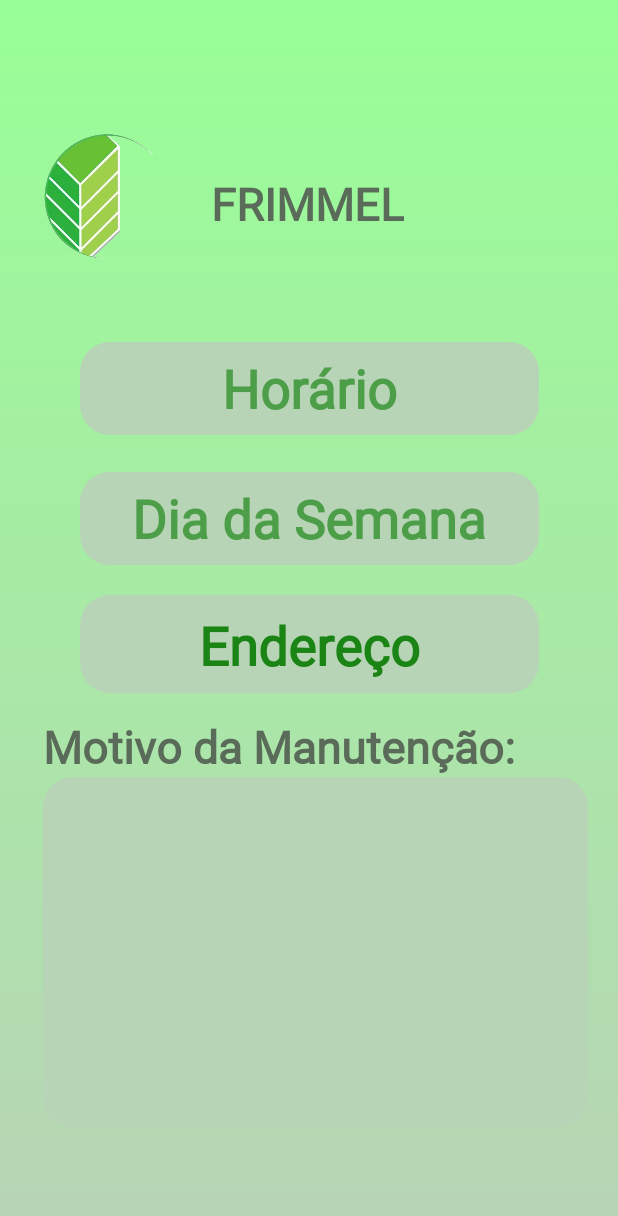
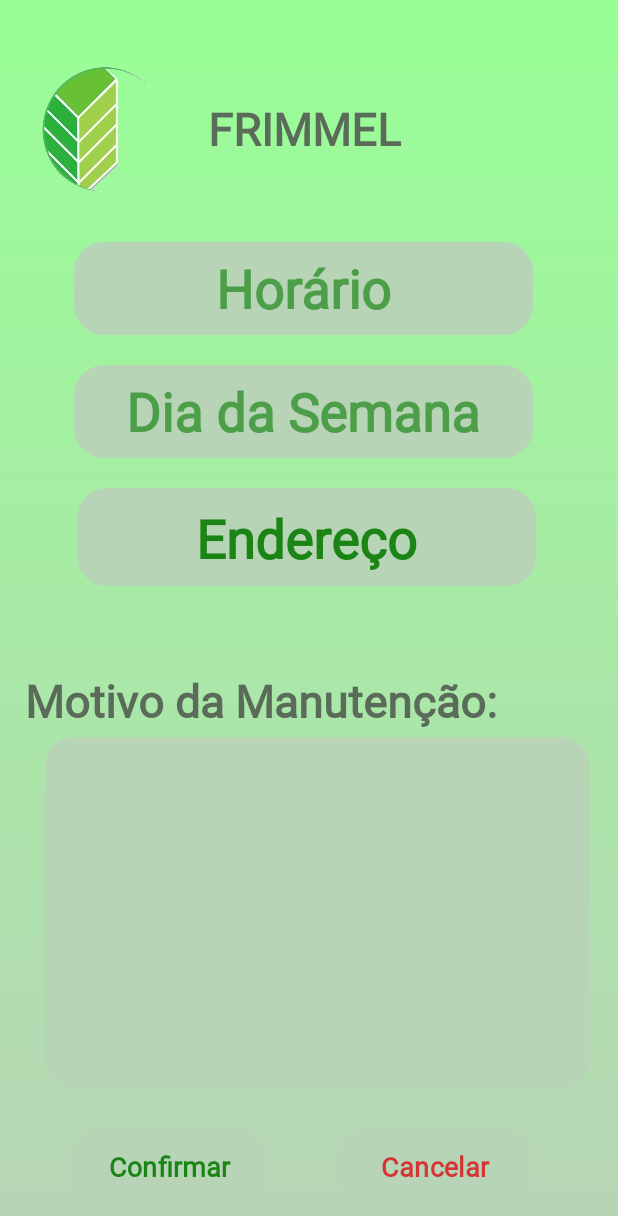
Before and after one commit to camila-frimmel/Proj._Integrador, an Android app: the ManutençãoCliente screen opened directly, with no data from a screen before it, on a phone screen of 412 x 824 dp. Shown: the top 1216 px of the screen. Run offline under Robolectric (Android 15) with nearby library versions, the phone set to English and light mode, and no system bars.

Commit message:
Update - manutençãocliente

```diff
--- a/app/src/main/res/layout/activity_manutencaocliente.xml
+++ b/app/src/main/res/layout/activity_manutencaocliente.xml
@@ -1,52 +1,64 @@
 <?xml version="1.0" encoding="utf-8"?>
-<androidx.constraintlayout.widget.ConstraintLayout xmlns:android="http://schemas.android.com/apk/res/android"
+<ScrollView
+    xmlns:android="http://schemas.android.com/apk/res/android"
     xmlns:app="http://schemas.android.com/apk/res-auto"
     xmlns:tools="http://schemas.android.com/tools"
+    android:layout_height="match_parent"
+    android:layout_width="match_parent"
+    android:fillViewport="true">
+
+<LinearLayout
     android:layout_width="match_parent"
     android:layout_height="match_parent"
     android:background="@drawable/gradiente_color"
     tools:context=".ManutençãoCliente">
 
     <androidx.constraintlayout.widget.ConstraintLayout
+        android:id="@+id/constraintLayout"
         android:layout_width="409dp"
-        android:layout_height="729dp"
-        android:layout_marginStart="1dp"
-        android:layout_marginTop="1dp"
-        android:layout_marginEnd="1dp"
-        android:layout_marginBottom="1dp"
-        app:layout_constraintBottom_toBottomOf="parent"
-        app:layout_constraintEnd_toEndOf="parent"
-        app:layout_constraintStart_toStartOf="parent"
-        app:layout_constraintTop_toTopOf="parent">
+        android:layout_height="818dp"
+        tools:layout_editor_absoluteX="1dp"
+        tools:layout_editor_absoluteY="1dp">
+
 
         <ImageView
             android:id="@+id/imageView"
             android:layout_width="104dp"
             android:layout_height="105dp"
             android:layout_marginStart="16dp"
-            android:layout_marginTop="33dp"
-            android:layout_marginBottom="591dp"
+            android:layout_marginTop="36dp"
+            android:layout_marginBottom="677dp"
             app:layout_constraintBottom_toBottomOf="parent"
             app:layout_constraintStart_toStartOf="parent"
             app:layout_constraintTop_toTopOf="parent"
             app:srcCompat="@drawable/frimmel_transparente" />
 
-        <androidx.constraintlayout.widget.ConstraintLayout
-            android:id="@+id/constraintLayout"
-            android:layout_width="415dp"
-            android:layout_height="587dp"
-            android:layout_marginBottom="1dp"
-            app:layout_constraintBottom_toBottomOf="parent"
+        <TextView
+            android:id="@+id/textFrimmelMC"
+            android:layout_width="wrap_content"
+            android:layout_height="wrap_content"
+            android:layout_marginTop="65dp"
+            android:layout_marginEnd="142dp"
+            android:fontFamily="@font/itim"
+            android:text="Frimmel"
+            android:textAllCaps="true"
+            android:textColor="#5A6B59"
+            android:textSize="30sp"
+            android:textStyle="bold"
+            app:layout_constraintBottom_toTopOf="@+id/editHorario"
             app:layout_constraintEnd_toEndOf="parent"
-            app:layout_constraintStart_toStartOf="parent">
+            app:layout_constraintHorizontal_bias="1.0"
+            app:layout_constraintStart_toEndOf="@+id/imageView"
+            app:layout_constraintTop_toTopOf="parent"
+            app:layout_constraintVertical_bias="0.0" />
 
         <EditText
             android:id="@+id/editHorario"
             android:layout_width="306dp"
             android:layout_height="62dp"
-                android:layout_marginStart="54dp"
-                android:layout_marginTop="40dp"
+            android:layout_marginStart="49dp"
             android:layout_marginEnd="54dp"
+            android:layout_marginBottom="20dp"
             android:background="@drawable/background_corner"
             android:ems="10"
             android:fontFamily="@font/itim"
@@ -60,15 +72,13 @@
             app:layout_constraintBottom_toTopOf="@+id/editDia"
             app:layout_constraintEnd_toEndOf="parent"
             app:layout_constraintHorizontal_bias="0.0"
-                app:layout_constraintStart_toStartOf="parent"
-                app:layout_constraintTop_toTopOf="parent"
-                app:layout_constraintVertical_bias="0.0" />
+            app:layout_constraintStart_toStartOf="parent" />
 
         <EditText
             android:id="@+id/editDia"
             android:layout_width="306dp"
             android:layout_height="62dp"
-                android:layout_marginStart="54dp"
+            android:layout_marginStart="49dp"
             android:layout_marginEnd="54dp"
             android:layout_marginBottom="20dp"
             android:background="@drawable/background_corner"
@@ -83,15 +93,15 @@
             android:textStyle="bold"
             app:layout_constraintBottom_toTopOf="@+id/ViewEndereço"
             app:layout_constraintEnd_toEndOf="parent"
-                app:layout_constraintHorizontal_bias="0.0"
+            app:layout_constraintHorizontal_bias="1.0"
             app:layout_constraintStart_toStartOf="parent" />
 
         <TextView
             android:id="@+id/ViewEndereço"
             android:layout_width="306dp"
             android:layout_height="65dp"
-                android:layout_marginStart="54dp"
-                android:layout_marginEnd="54dp"
+            android:layout_marginStart="51dp"
+            android:layout_marginEnd="52dp"
             android:layout_marginBottom="56dp"
             android:background="@drawable/background_corner"
             android:fontFamily="@font/itim"
@@ -102,7 +112,7 @@
             android:textColorHint="#1A8414"
             android:textSize="35dp"
             android:textStyle="bold"
-                app:layout_constraintBottom_toTopOf="@+id/editTextTextMultiLine"
+            app:layout_constraintBottom_toTopOf="@+id/textView"
             app:layout_constraintEnd_toEndOf="parent"
             app:layout_constraintHorizontal_bias="0.0"
             app:layout_constraintStart_toStartOf="parent" />
@@ -111,29 +121,26 @@
             android:id="@+id/textView"
             android:layout_width="wrap_content"
             android:layout_height="wrap_content"
-                android:layout_marginStart="29dp"
-                android:layout_marginTop="290dp"
-                android:layout_marginEnd="68dp"
-                android:layout_marginBottom="257dp"
+            android:layout_marginStart="30dp"
+            android:layout_marginEnd="78dp"
+            android:layout_marginBottom="4dp"
             android:fontFamily="@font/itim"
             android:text="Motivo da Manutenção:"
             android:textColor="#5A6B59"
             android:textSize="30sp"
             android:textStyle="bold"
-                app:layout_constraintBottom_toBottomOf="parent"
+            app:layout_constraintBottom_toTopOf="@+id/editTextTextMultiLine"
             app:layout_constraintEnd_toEndOf="parent"
-                app:layout_constraintHorizontal_bias="0.0"
-                app:layout_constraintStart_toStartOf="parent"
-                app:layout_constraintTop_toTopOf="parent"
-                app:layout_constraintVertical_bias="1.0" />
+            app:layout_constraintHorizontal_bias="1.0"
+            app:layout_constraintStart_toStartOf="parent" />
 
         <EditText
             android:id="@+id/editTextTextMultiLine"
             android:layout_width="363dp"
             android:layout_height="233dp"
-                android:layout_marginStart="29dp"
-                android:layout_marginEnd="23dp"
-                android:layout_marginBottom="24dp"
+            android:layout_marginStart="30dp"
+            android:layout_marginEnd="16dp"
+            android:layout_marginBottom="93dp"
             android:background="@drawable/background_corner"
             android:ems="10"
             android:fontFamily="@font/itim"
@@ -144,28 +151,48 @@
             android:textSize="30dp"
             app:layout_constraintBottom_toBottomOf="parent"
             app:layout_constraintEnd_toEndOf="parent"
-                app:layout_constraintHorizontal_bias="0.0"
             app:layout_constraintStart_toStartOf="parent" />
 
-        </androidx.constraintlayout.widget.ConstraintLayout>
-
-        <TextView
-            android:id="@+id/textFrimmelMC"
-            android:layout_width="wrap_content"
-            android:layout_height="wrap_content"
-            android:layout_marginTop="68dp"
-            android:layout_marginEnd="141dp"
+        <Button
+            android:id="@+id/ConfirmarAgenda"
+            android:layout_width="130dp"
+            android:layout_height="60dp"
+            android:layout_marginStart="48dp"
+            android:layout_marginTop="748dp"
+            android:layout_marginBottom="12dp"
+            android:backgroundTint="#B8D4B6"
             android:fontFamily="@font/itim"
-            android:text="Frimmel"
-            android:textAllCaps="true"
-            android:textColor="#5A6B59"
-            android:textSize="30sp"
+            android:text="Confirmar"
+            android:textColor="#1A8414"
+            android:textSize="18sp"
             android:textStyle="bold"
-            app:layout_constraintBottom_toTopOf="@+id/constraintLayout"
-            app:layout_constraintEnd_toEndOf="parent"
-            app:layout_constraintHorizontal_bias="1.0"
-            app:layout_constraintStart_toEndOf="@+id/imageView"
+            app:cornerRadius="20dp"
+            app:layout_constraintBottom_toBottomOf="parent"
+            app:layout_constraintStart_toStartOf="parent"
             app:layout_constraintTop_toTopOf="parent"
             app:layout_constraintVertical_bias="0.0" />
+
+        <Button
+            android:id="@+id/CancelarAgenda"
+            android:layout_width="130dp"
+            android:layout_height="60dp"
+            android:layout_marginTop="748dp"
+            android:layout_marginEnd="12dp"
+            android:layout_marginBottom="10dp"
+            android:backgroundTint="#B8D4B6"
+            android:fontFamily="@font/itim"
+            android:text="Cancelar"
+            android:textColor="#D43535"
+            android:textSize="18sp"
+            android:textStyle="bold"
+            app:cornerRadius="20dp"
+            app:layout_constraintBottom_toBottomOf="parent"
+            app:layout_constraintEnd_toEndOf="parent"
+            app:layout_constraintHorizontal_bias="0.528"
+            app:layout_constraintStart_toEndOf="@+id/ConfirmarAgenda"
+            app:layout_constraintTop_toTopOf="parent"
+            app:layout_constraintVertical_bias="0.0" />
+
     </androidx.constraintlayout.widget.ConstraintLayout>
-</androidx.constraintlayout.widget.ConstraintLayout>
+</LinearLayout>
+    </ScrollView>
```
Lines whose indentation alone changed are shown as unchanged.
